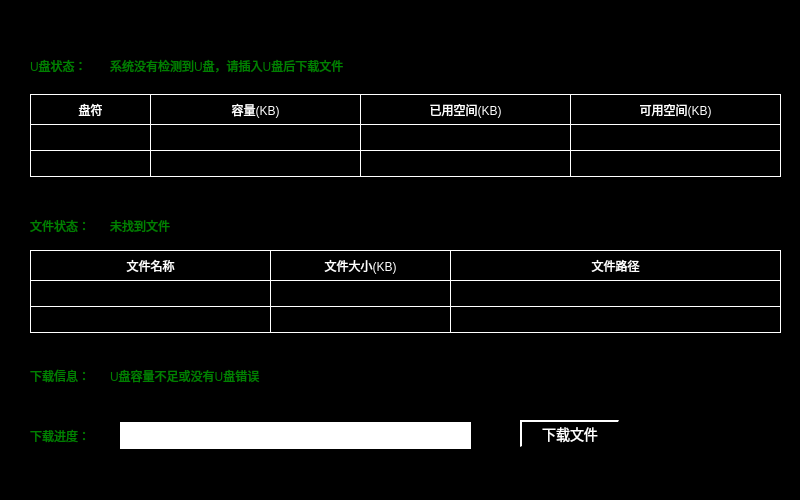
Qt form fault_download.ui (isliulin/Plan85HMI) before a commit.
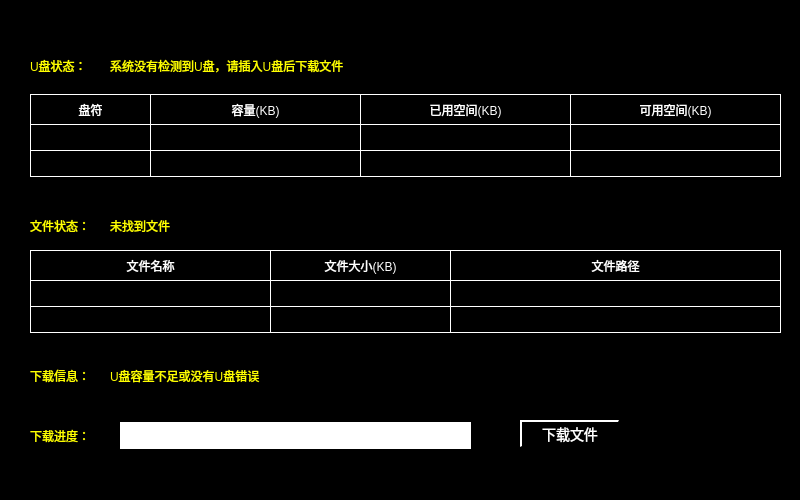
The same form after that commit.

Patch:
```diff
--- a/fault_download.ui
+++ b/fault_download.ui
@@ -337,7 +337,7 @@
    </property>
    <property name="styleSheet">
     <string notr="true">border:0px;
-color:green;</string>
+color:yellow;</string>
    </property>
    <property name="text">
     <string>U盘状态：</string>
@@ -357,7 +357,7 @@
    </property>
    <property name="styleSheet">
     <string notr="true">border:0px;
-color:green;</string>
+color:yellow;</string>
    </property>
    <property name="text">
     <string>系统没有检测到U盘，请插入U盘后下载文件</string>
@@ -377,7 +377,7 @@
    </property>
    <property name="styleSheet">
     <string notr="true">border:0px;
-color:green;</string>
+color:yellow;</string>
    </property>
    <property name="text">
     <string>未找到文件</string>
@@ -397,7 +397,7 @@
    </property>
    <property name="styleSheet">
     <string notr="true">border:0px;
-color:green;</string>
+color:yellow;</string>
    </property>
    <property name="text">
     <string>文件状态：</string>
@@ -417,7 +417,7 @@
    </property>
    <property name="styleSheet">
     <string notr="true">border:0px;
-color:green;</string>
+color:yellow;</string>
    </property>
    <property name="text">
     <string>U盘容量不足或没有U盘错误</string>
@@ -437,7 +437,7 @@
    </property>
    <property name="styleSheet">
     <string notr="true">border:0px;
-color:green;</string>
+color:yellow;</string>
    </property>
    <property name="text">
     <string>下载信息：</string>
@@ -457,7 +457,7 @@
    </property>
    <property name="styleSheet">
     <string notr="true">border:0px;
-color:green;</string>
+color:yellow;</string>
    </property>
    <property name="text">
     <string>下载进度：</string>
```
